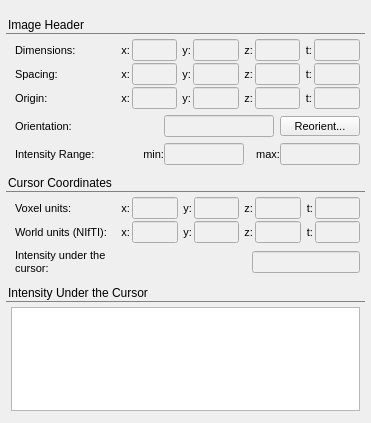
Above: GUI/Qt/Components/ImageInfoInspector.ui from pyushkevich/itksnap before the change. Below: the same form after it.
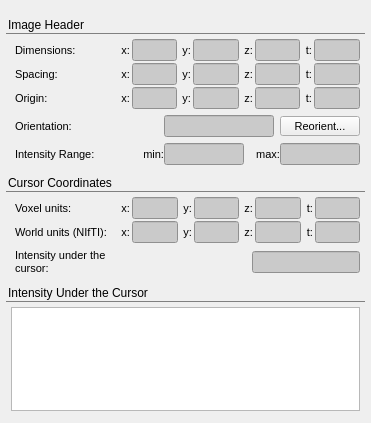
That is the form after the change. Custom widgets are drawn as their Qt base class.

Patch:
```diff
--- a/GUI/Qt/Components/ImageInfoInspector.ui
+++ b/GUI/Qt/Components/ImageInfoInspector.ui
@@ -31,10 +31,9 @@
   margin-top: 15px;
   font-weight: normal;
   font-size: 12px;
-  color: black;
   padding: 5px;
   border-radius: 0px;
-  border-top: 1px solid rgb(130,130,130);
+  border-top: 1px solid rgb(128,128,128);
   border-left: none;
   border-right:none;
   border-bottom:none;
@@ -44,7 +43,7 @@
   subcontrol-position: top left;
 }
 QWidget:read-only {
-  background-color:rgb(240,240,240);
+  background-color:palette(midlight);
 }
 QDoubleSpinBox:read-only {
   background-color:rgb(240,240,240);
```
